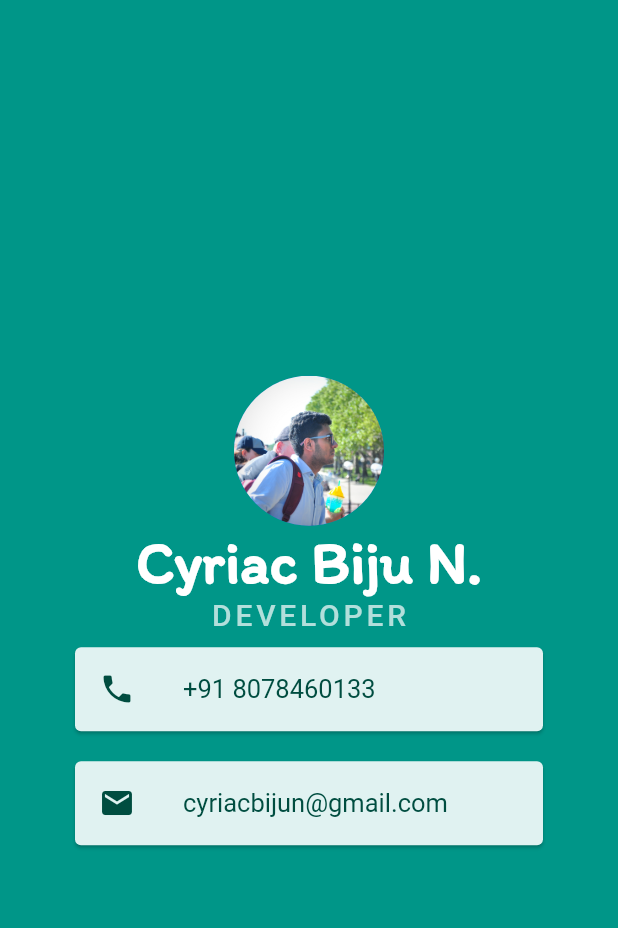
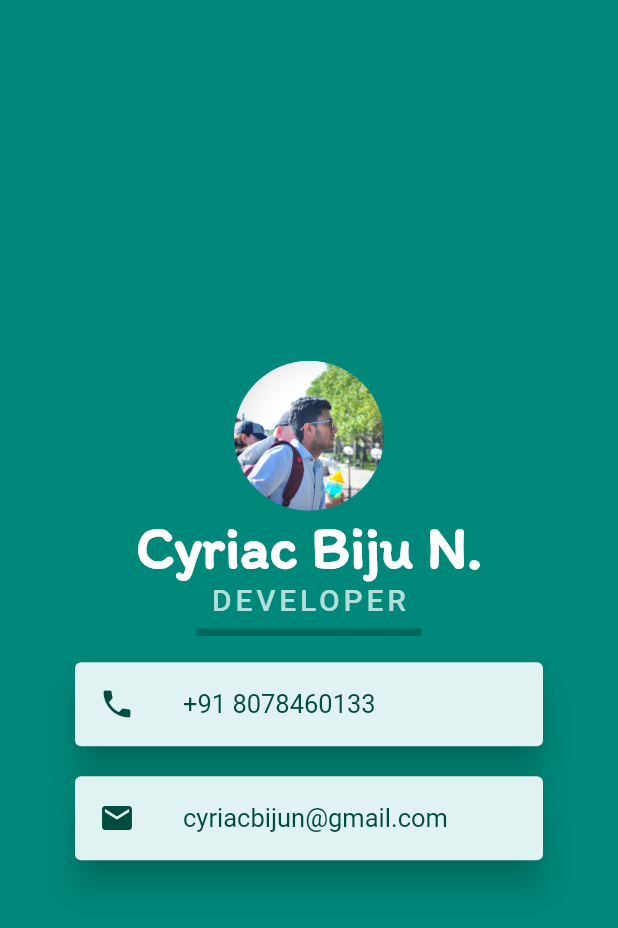
Before and after one commit to cyriacbijun/Flutter_profile_app, a Flutter app: the screen it shows after launch, on a phone screen of 412 x 824 dp. Shown: the top 928 px of the screen. Run offline on Flutter 3.47's test engine with Material 2 defaults, Android fonts, the light colour scheme and no system bars; Roboto replaces fonts that are missing (SourceSansPro).

Commit message:
It really looks material design now

```diff
--- a/lib/main.dart
+++ b/lib/main.dart
@@ -10,7 +10,7 @@ class MyProfile extends StatelessWidget {
   Widget build(BuildContext context) {
     return MaterialApp(
       home: Scaffold(
-        backgroundColor: Colors.teal,
+        backgroundColor: Colors.teal[600],
         body: Column(
           mainAxisAlignment: MainAxisAlignment.center,
           children: [
@@ -37,8 +37,17 @@ class MyProfile extends StatelessWidget {
                 letterSpacing: 2.5,
               ),
             ),
+            SizedBox(
+              width: 150.0,
+              height: 20.0,
+              child: Divider(
+                color: Colors.teal[800],
+                thickness: 5.0,
+              ),
+            ),
             Card(
               color: Colors.teal[50],
+              elevation: 10.0,
               margin: EdgeInsets.symmetric(vertical: 10.0, horizontal: 50.0),
               child: ListTile(
                 leading: Icon(
@@ -57,6 +66,7 @@ class MyProfile extends StatelessWidget {
             ),
             Card(
               color: Colors.teal[50],
+              elevation: 10.0,
               margin: EdgeInsets.symmetric(vertical: 10.0, horizontal: 50.0),
               child: ListTile(
                 leading: Icon(
```
Also changed, not shown: 2 other files.
